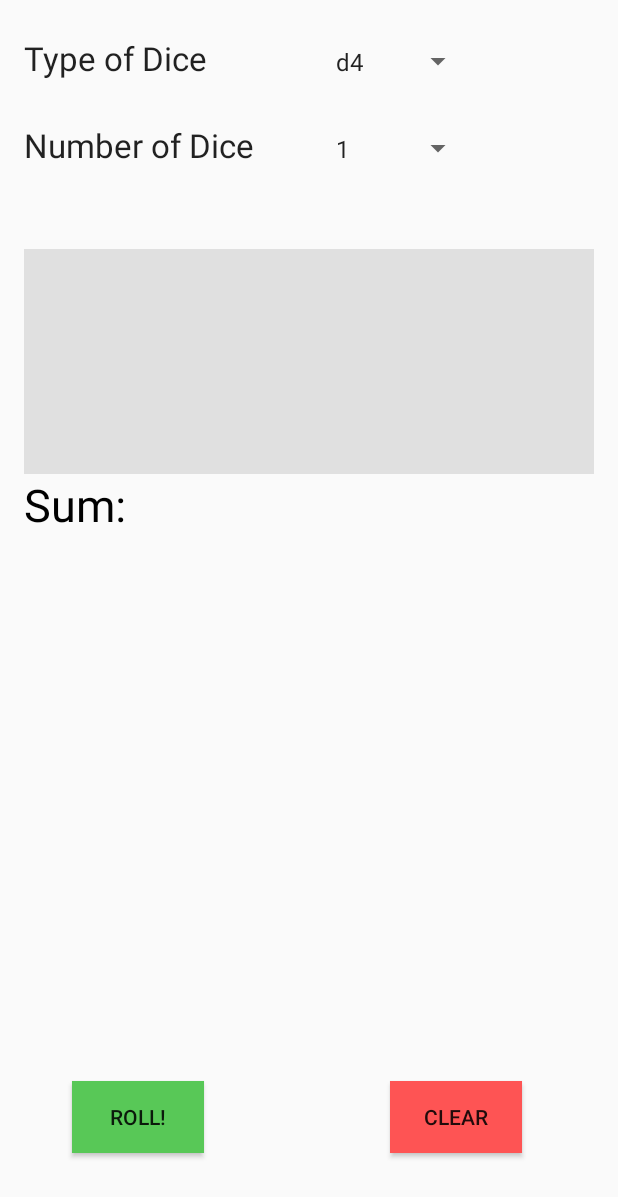
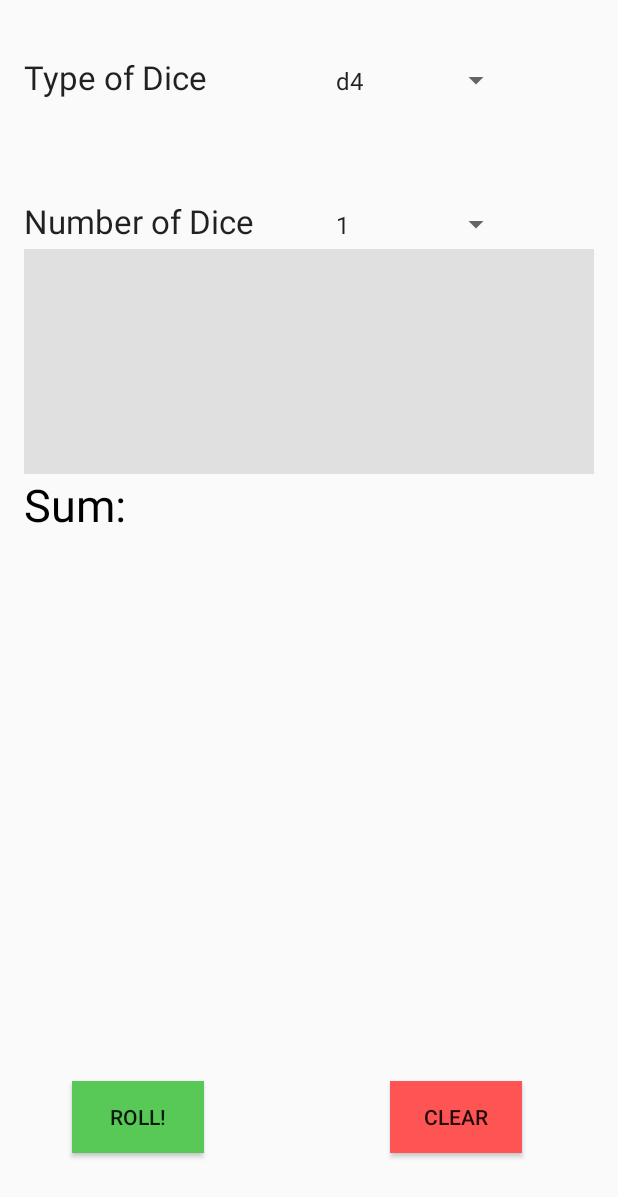
Before and after one commit to imccann91/Dice-Thrower, an Android app: the screen it shows after launch (MainActivity), on a phone screen of 412 x 824 dp. Shown: the top 1197 px of the screen. Run offline under Robolectric (Android 15) with nearby library versions, the phone set to English and light mode, and no system bars.

Commit message:
Minor Update to the UI. Made the spinners larger in both modes so they are easier to interact with. Also adjusted the summation box to be in the bottom center in landscape mode so it is more consistent with portrait mode.

```diff
--- a/app/src/main/res/layout-land/activity_main.xml
+++ b/app/src/main/res/layout-land/activity_main.xml
@@ -43,51 +43,24 @@
             android:layout_columnSpan="1" />
 
         <Spinner
-            android:layout_width="100dp"
             android:layout_height="50dp"
             android:id="@+id/typeOfDiceSelectionID"
             android:layout_row="0"
             android:layout_rowSpan="1"
             android:layout_column="1"
             android:layout_columnSpan="1"
-            android:clickable="true" />
+            android:clickable="true"
+            android:layout_width="200dp" />
 
         <Spinner
-            android:layout_width="100dp"
             android:layout_height="50dp"
             android:id="@+id/numberOfDiceSelectionID"
             android:layout_row="1"
             android:layout_rowSpan="1"
             android:layout_column="1"
             android:layout_columnSpan="1"
-            android:clickable="true" />
-
-        <TextView
-            android:layout_width="75dp"
-            android:layout_height="50dp"
-            android:id="@+id/summationTextID"
-            android:text="Sum:"
-            android:layout_alignRight="@id/resultsTextID"
-            android:enabled="true"
-            android:typeface="normal"
-            android:visibility="visible"
-            android:textSize="30sp"
-            android:textColor="#000000"
-            android:layout_row="0"
-            android:layout_column="3" />
-
-        <TextView
-            android:layout_width="175dp"
-            android:layout_height="50dp"
-            android:id="@+id/summationResultID"
-            android:layout_alignRight="@+id/summationTextID"
-            android:enabled="true"
-            android:textSize="30sp"
-            android:typeface="normal"
-            android:textColor="#000000"
-            android:visibility="visible"
-            android:layout_row="0"
-            android:layout_column="4" />
+            android:clickable="true"
+            android:layout_width="200dp" />
 
     </GridLayout>
 
@@ -114,13 +87,31 @@
         android:clickable="true"
         android:enabled="true"
         android:background="#58c857"
-        android:layout_marginBottom="18dp"
+        android:layout_marginBottom="15dp"
 
+        android:layout_marginLeft="20dp"
+        android:layout_marginStart="20dp"
         android:layout_alignParentBottom="true"
         android:layout_alignParentLeft="true"
-        android:layout_alignParentStart="true"
-        android:layout_marginLeft="60dp"
-        android:layout_marginStart="60dp" />
+        android:layout_alignParentStart="true" />
+
+    <TextView
+        android:layout_width="75dp"
+        android:layout_height="48dp"
+        android:id="@+id/summationTextID"
+        android:text="Sum:"
+        android:enabled="true"
+        android:typeface="normal"
+        android:visibility="visible"
+        android:textSize="30sp"
+        android:textColor="#000000"
+        android:layout_row="0"
+        android:layout_column="3"
+        android:textAlignment="center"
+        android:layout_alignBaseline="@+id/rollButtonID"
+        android:layout_alignBottom="@+id/rollButtonID"
+        android:layout_toLeftOf="@+id/summationResultID"
+        android:layout_toStartOf="@+id/summationResultID" />
 
     <Button
         android:layout_width="wrap_content"
@@ -130,11 +121,31 @@
         android:background="#fe5454"
         android:enabled="true"
 
-        android:layout_marginRight="69dp"
-        android:layout_marginEnd="69dp"
-        android:layout_alignTop="@+id/rollButtonID"
-        android:layout_alignRight="@+id/resultsTextID"
-        android:layout_alignEnd="@+id/resultsTextID" />
+        android:layout_marginRight="25dp"
+        android:layout_marginEnd="25dp"
+        android:layout_alignBaseline="@+id/summationTextID"
+        android:layout_alignBottom="@+id/summationTextID"
+        android:layout_alignParentRight="true"
+        android:layout_alignParentEnd="true" />
+
+    <TextView
+        android:layout_width="175dp"
+        android:layout_height="48dp"
+        android:id="@+id/summationResultID"
+        android:enabled="true"
+        android:textSize="30sp"
+        android:typeface="normal"
+        android:textColor="#000000"
+        android:visibility="visible"
+        android:layout_row="0"
+        android:layout_column="4"
+        android:layout_marginRight="42dp"
+        android:layout_marginEnd="42dp"
+        android:textAlignment="textStart"
+        android:layout_alignBottom="@+id/clearButtonID"
+        android:layout_toLeftOf="@+id/clearButtonID"
+        android:layout_toStartOf="@+id/clearButtonID"
+        android:layout_marginBottom="3dp" />
 
 
 </RelativeLayout>
--- a/app/src/main/res/layout/activity_main.xml
+++ b/app/src/main/res/layout/activity_main.xml
@@ -24,18 +24,38 @@
 
         <TextView
             android:layout_width="200dp"
-            android:layout_height="50dp"
             android:textAppearance="?android:attr/textAppearanceLarge"
             android:text="Type of Dice"
             android:id="@+id/typeOfDiceTextID"
             android:layout_row="0"
             android:layout_rowSpan="1"
             android:layout_column="0"
-            android:layout_columnSpan="1"/>
+            android:layout_columnSpan="1"
+            android:layout_height="75dp" />
+
+        <Spinner
+            android:layout_width="125dp"
+            android:layout_height="75dp"
+            android:id="@+id/typeOfDiceSelectionID"
+            android:layout_row="0"
+            android:layout_rowSpan="1"
+            android:layout_column="1"
+            android:layout_columnSpan="1"
+            android:clickable="true" />
+
+        <Spinner
+            android:layout_width="125dp"
+            android:layout_height="75dp"
+            android:id="@+id/numberOfDiceSelectionID"
+            android:layout_row="1"
+            android:layout_rowSpan="1"
+            android:layout_column="1"
+            android:layout_columnSpan="1"
+            android:clickable="true" />
 
         <TextView
             android:layout_width="200dp"
-            android:layout_height="50dp"
+            android:layout_height="75dp"
             android:textAppearance="?android:attr/textAppearanceLarge"
             android:text="Number of Dice"
             android:id="@+id/numberOfDiceTextID"
@@ -44,43 +64,7 @@
             android:layout_column="0"
             android:layout_columnSpan="1"/>
 
-        <Spinner
-            android:layout_width="100dp"
-            android:layout_height="50dp"
-            android:id="@+id/typeOfDiceSelectionID"
-            android:layout_row="0"
-            android:layout_rowSpan="1"
-            android:layout_column="1"
-            android:layout_columnSpan="1"
-            android:clickable="true" />
-
-        <Spinner
-            android:layout_width="100dp"
-            android:layout_height="50dp"
-            android:id="@+id/numberOfDiceSelectionID"
-            android:layout_row="1"
-            android:layout_rowSpan="1"
-            android:layout_column="1"
-            android:layout_columnSpan="1"
-            android:clickable="true" />
-
     </GridLayout>
-
-    <TextView
-        android:layout_width="match_parent"
-        android:layout_height="150dp"
-        android:id="@+id/resultsTextID"
-        android:layout_below="@+id/selectionGrid"
-        android:layout_alignParentLeft="true"
-        android:layout_alignParentStart="true"
-        android:layout_alignParentRight="true"
-        android:layout_alignParentEnd="true"
-        android:background="@color/material_grey_300"
-        android:enabled="true"
-        android:typeface="normal"
-        android:visibility="visible"
-        android:textSize="30sp"
-        android:textStyle="italic"/>
 
     <Button
         android:layout_width="wrap_content"
@@ -133,4 +117,18 @@
         android:typeface="normal"
         android:textColor="#000000"
         android:visibility="visible"/>
+
+    <TextView
+        android:layout_width="match_parent"
+        android:layout_height="150dp"
+        android:id="@+id/resultsTextID"
+        android:background="@color/material_grey_300"
+        android:enabled="true"
+        android:typeface="normal"
+        android:visibility="visible"
+        android:textSize="30sp"
+        android:textStyle="italic"
+        android:layout_below="@+id/selectionGrid"
+        android:layout_alignParentLeft="true"
+        android:layout_alignParentStart="true" />
 </RelativeLayout>
```
